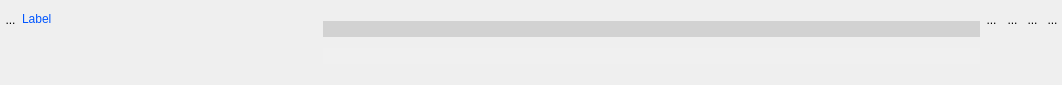
SalomePlatform/eficas_tools, file UiQT4/desWidgetSimpTuple.ui: the form before one commit.
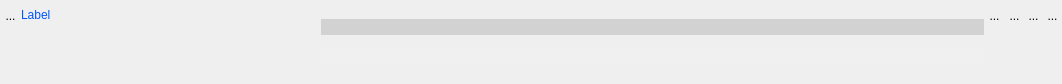
The form after the commit. Icons and pictures are not drawn.

The edit to the form file:
```diff
--- a/UiQT4/desWidgetSimpTuple.ui
+++ b/UiQT4/desWidgetSimpTuple.ui
@@ -7,7 +7,7 @@
     <x>0</x>
     <y>0</y>
     <width>1062</width>
-    <height>85</height>
+    <height>84</height>
    </rect>
   </property>
   <property name="sizePolicy">
@@ -27,20 +27,11 @@
   </property>
   <layout class="QHBoxLayout" name="horizontalLayout_2">
    <property name="spacing">
-    <number>1</number>
-   </property>
-   <property name="leftMargin">
     <number>0</number>
    </property>
-   <property name="topMargin">
-    <number>4</number>
-   </property>
-   <property name="rightMargin">
+   <property name="margin">
     <number>0</number>
    </property>
-   <property name="bottomMargin">
-    <number>4</number>
-   </property>
    <item>
     <layout class="QVBoxLayout" name="verticalLayout_2">
      <item>
@@ -138,8 +129,8 @@
        <rect>
         <x>0</x>
         <y>0</y>
-        <width>689</width>
-        <height>77</height>
+        <width>571</width>
+        <height>65</height>
        </rect>
       </property>
       <property name="minimumSize">
```
